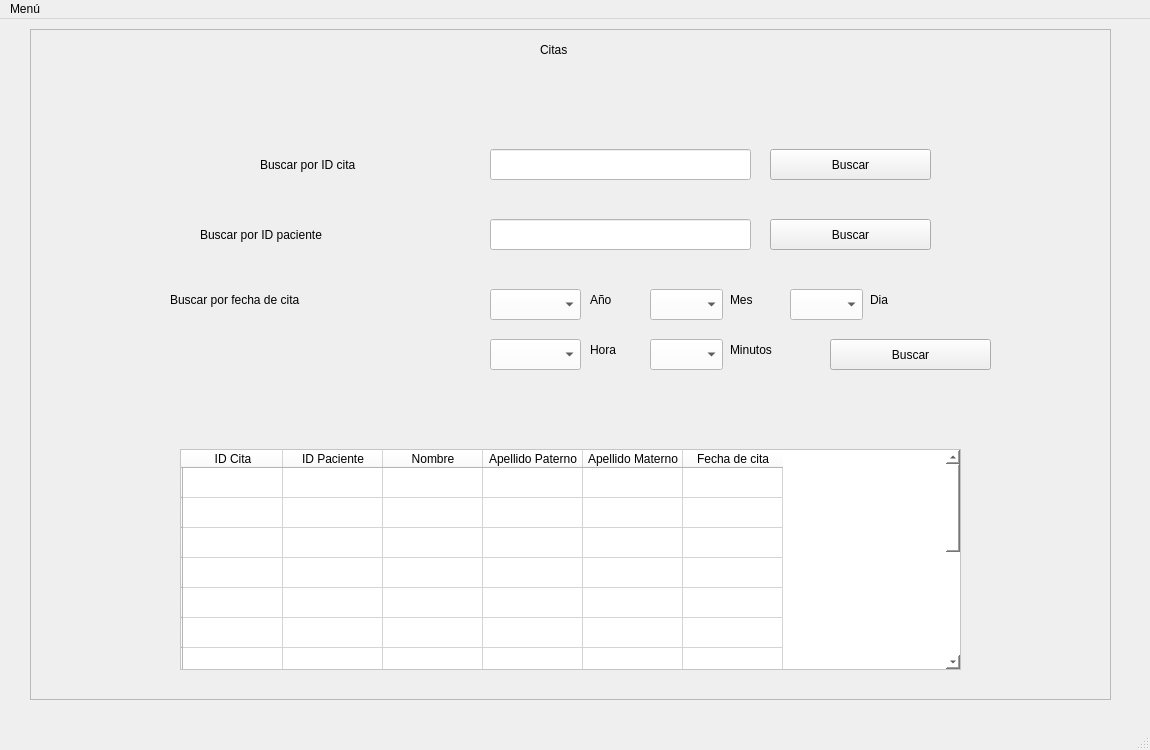
The window that Interfaces/BuscarCita.ui (xVyrusz/J-Medic2) describes before a commit, drawn with Qt 5.
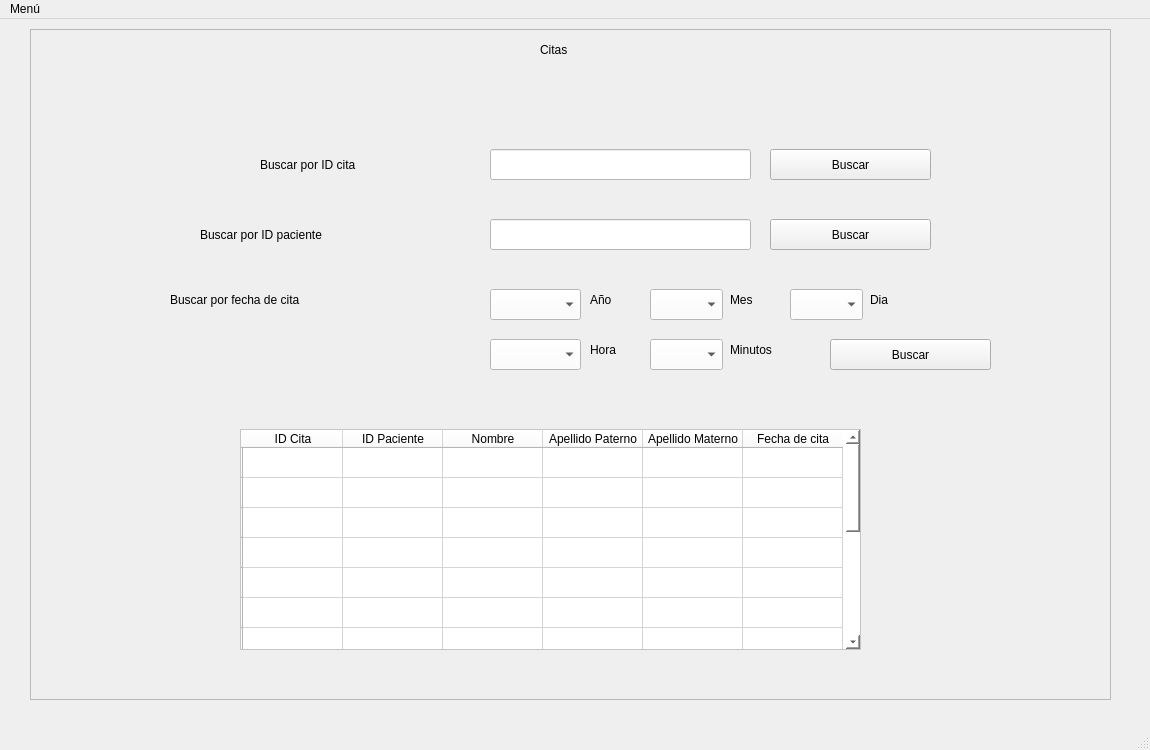
The same window after the commit.

```diff
--- a/Interfaces/BuscarCita.ui
+++ b/Interfaces/BuscarCita.ui
@@ -229,9 +229,9 @@
     <widget class="QTableWidget" name="tablaCita">
      <property name="geometry">
       <rect>
-       <x>150</x>
-       <y>420</y>
-       <width>781</width>
+       <x>210</x>
+       <y>400</y>
+       <width>621</width>
        <height>221</height>
       </rect>
      </property>
```
Left out of the diff: 366 changed lines with no effect on the pictures.
